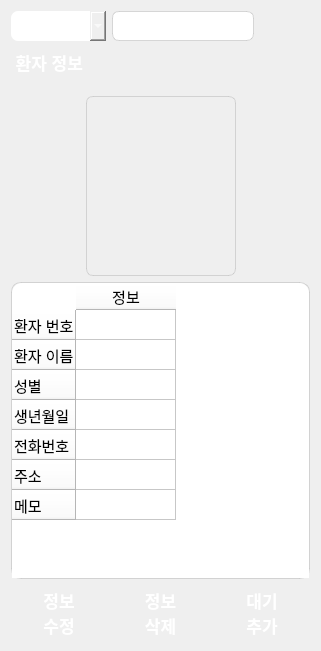
The window that Project/src/pms/PatientManagementSW/patientinfomanager.ui (AndaCondaa/Dental_Imaging_SW_System) describes before a commit, drawn with Qt 5.
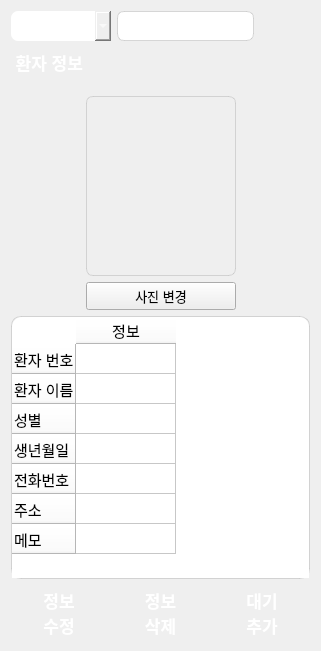
The same window after the commit. Icons and pictures are not drawn.

```diff
--- a/Project/src/pms/PatientManagementSW/patientinfomanager.ui
+++ b/Project/src/pms/PatientManagementSW/patientinfomanager.ui
@@ -15,19 +15,14 @@
   </property>
   <layout class="QGridLayout" name="gridLayout">
    <item row="0" column="0">
-    <layout class="QHBoxLayout" name="horizontalLayout_4"/>
-   </item>
-   <item row="1" column="1">
     <layout class="QVBoxLayout" name="verticalLayout_2">
      <item>
-      <layout class="QVBoxLayout" name="verticalLayout">
-       <item>
         <layout class="QHBoxLayout" name="horizontalLayout_2">
          <item>
           <widget class="QComboBox" name="searchComboBox">
            <property name="minimumSize">
             <size>
-             <width>95</width>
+           <width>100</width>
              <height>30</height>
             </size>
            </property>
@@ -177,6 +172,8 @@
           </spacer>
          </item>
          <item>
+        <layout class="QVBoxLayout" name="verticalLayout">
+         <item>
           <widget class="QLabel" name="patientFace">
            <property name="sizePolicy">
             <sizepolicy hsizetype="Fixed" vsizetype="Fixed">
@@ -209,6 +206,26 @@
           </widget>
          </item>
          <item>
+          <widget class="QPushButton" name="changePhotoPushButton">
+           <property name="minimumSize">
+            <size>
+             <width>0</width>
+             <height>20</height>
+            </size>
+           </property>
+           <property name="font">
+            <font>
+             <pointsize>10</pointsize>
+            </font>
+           </property>
+           <property name="text">
+            <string>사진 변경</string>
+           </property>
+          </widget>
+         </item>
+        </layout>
+       </item>
+       <item>
           <spacer name="horizontalSpacer">
            <property name="orientation">
             <enum>Qt::Horizontal</enum>
@@ -411,8 +428,6 @@
          </item>
         </widget>
        </item>
-      </layout>
-     </item>
      <item>
       <layout class="QHBoxLayout" name="horizontalLayout">
        <item>
```
Left out of the diff: 21 changed lines with no effect on the pictures. Lines whose indentation alone changed are shown as unchanged.
